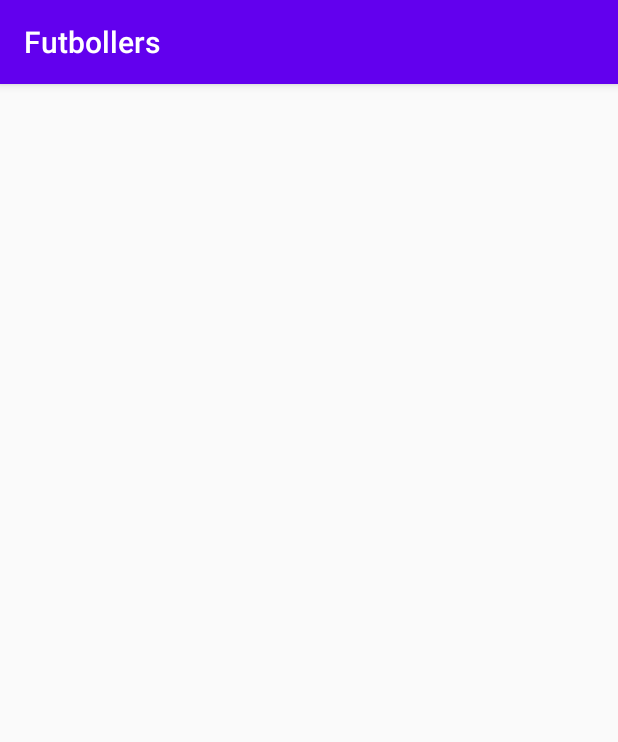
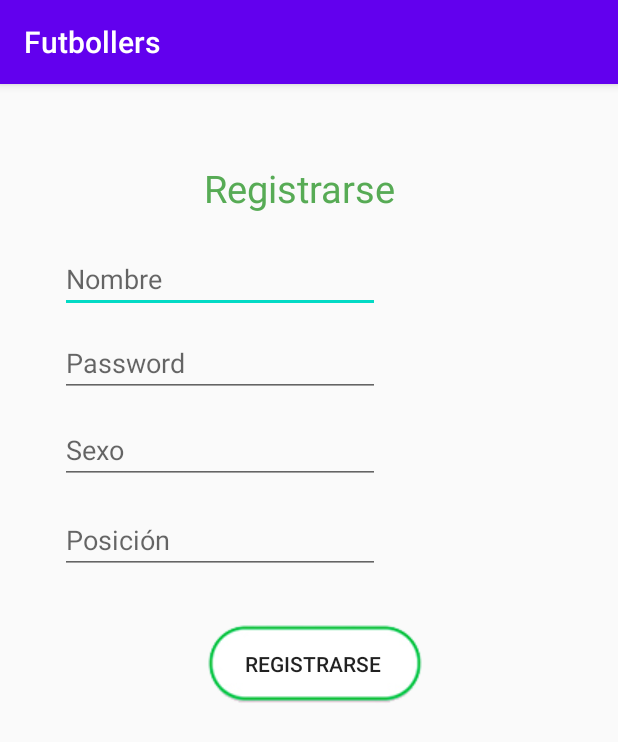
Before and after one commit to andylarquy/futbollers-android, an Android app: the SignUpActivity screen opened directly, with no data from a screen before it, on a phone screen of 412 x 824 dp. Shown: the top 742 px of the screen. Run offline under Robolectric (Android 15) with nearby library versions, the phone set to English and light mode, and no system bars; our stand-ins replace data binding; network calls fail.

Commit message:
Maquetado SignUp

```diff
--- a/app/src/main/java/ar/edu/unsam/proyecto/futbollers/activities/LoginActivity.kt
+++ b/app/src/main/java/ar/edu/unsam/proyecto/futbollers/activities/LoginActivity.kt
@@ -15,6 +15,7 @@ import androidx.databinding.DataBindingUtil
 import ar.edu.unsam.proyecto.futbollers.R
 import ar.edu.unsam.proyecto.futbollers.databinding.ActivityLoginBinding
 import ar.edu.unsam.proyecto.futbollers.services.LoginService
+
 
 class LoginActivity : AppCompatActivity() {
     var usuarioLogueado:Usuario = Usuario()
--- a/app/src/main/java/ar/edu/unsam/proyecto/futbollers/activities/SignUpActivity.kt
+++ b/app/src/main/java/ar/edu/unsam/proyecto/futbollers/activities/SignUpActivity.kt
@@ -1,17 +1,35 @@
 package ar.edu.unsam.proyecto.futbollers.activities
 
+import android.content.Intent
 import android.os.Bundle
+import android.widget.Toast
 import androidx.appcompat.app.AppCompatActivity
 import androidx.databinding.DataBindingUtil
 import ar.edu.unsam.proyecto.futbollers.R
 import ar.edu.unsam.proyecto.futbollers.databinding.ActivityLoginBinding
+import ar.edu.unsam.proyecto.futbollers.databinding.ActivitySignUpBinding
+import ar.edu.unsam.proyecto.futbollers.domain.Usuario
+import kotlinx.android.synthetic.main.activity_sign_up.*
 
 class SignUpActivity : AppCompatActivity() {
+
+    val usuarioNuevo: Usuario = Usuario()
 
     override fun onCreate(savedInstanceState: Bundle?) {
         super.onCreate(savedInstanceState)
         setContentView(R.layout.activity_sign_up)
-        //val binding: ActivityLoginBinding = DataBindingUtil.setContentView(this, R.layout.activity_sign_u)
+        val binding: ActivitySignUpBinding = DataBindingUtil.setContentView(this, R.layout.activity_sign_up)
+
+        binding.setUsuarioNuevo(usuarioNuevo)
+
+        btn_signUp.setOnClickListener(){
+            Toast.makeText(this@SignUpActivity, usuarioNuevo.nombre, Toast.LENGTH_LONG).show()
+
+        }
+
+    }
+
+
+
 
 }
-}
--- a/app/src/main/java/ar/edu/unsam/proyecto/futbollers/services/Constants.kt
+++ b/app/src/main/java/ar/edu/unsam/proyecto/futbollers/services/Constants.kt
@@ -4,5 +4,5 @@ object Constants {
      const val BASE_URL_MOCK = "https://my-json-server.typicode.com/andylarquy/mock-rest-api-futbollers"
 
      //INGRESAR IP DEL BACK
-     const val BASE_URL = "http://192.168.0.63:9000"
+     const val BASE_URL = "http://192.168.0.143:9000"
 }
--- a/app/src/main/res/layout/activity_sign_up.xml
+++ b/app/src/main/res/layout/activity_sign_up.xml
@@ -1,6 +1,112 @@
 <?xml version="1.0" encoding="utf-8"?>
+
+<layout xmlns:app="http://schemas.android.com/apk/res-auto"
+    xmlns:tools="http://schemas.android.com/tools"
+    xmlns:android="http://schemas.android.com/apk/res/android">
+
+    <data>
+        <variable name="usuarioNuevo" type="ar.edu.unsam.proyecto.futbollers.domain.Usuario" />
+    </data>
+
+
 <androidx.constraintlayout.widget.ConstraintLayout
-    xmlns:android="http://schemas.android.com/apk/res/android" android:layout_width="match_parent"
+    android:layout_width="match_parent"
     android:layout_height="match_parent">
 
+    <TextView
+        android:id="@+id/text_titulo_signUp"
+        android:layout_width="wrap_content"
+        android:layout_height="wrap_content"
+        android:layout_marginTop="52dp"
+        android:layout_marginEnd="148dp"
+        android:layout_marginRight="148dp"
+        android:text="@string/text_titulo_signUp"
+        android:textColor="#57ab55"
+        android:textSize="25dp"
+        app:layout_constraintEnd_toEndOf="parent"
+        app:layout_constraintTop_toTopOf="parent" />
+
+    <EditText
+        android:id="@+id/input_nombre"
+        android:layout_width="wrap_content"
+        android:layout_height="wrap_content"
+        android:layout_marginStart="40dp"
+        android:layout_marginLeft="40dp"
+        android:layout_marginBottom="16dp"
+        android:autofillHints=""
+        android:ems="10"
+        android:hint="@string/input_nombre"
+        android:inputType="textEmailAddress"
+        android:text="@={usuarioNuevo.nombre}"
+        app:layout_constraintBottom_toBottomOf="parent"
+        app:layout_constraintStart_toStartOf="parent"
+        app:layout_constraintTop_toTopOf="parent"
+        app:layout_constraintVertical_bias="0.152" />
+
+    <EditText
+        android:id="@+id/input_password"
+        android:layout_width="wrap_content"
+        android:layout_height="wrap_content"
+        android:layout_marginBottom="16dp"
+        android:autofillHints=""
+        android:ems="10"
+        android:hint="@string/input_password"
+        android:inputType="textPassword"
+        android:text="@={usuarioNuevo.password}"
+        app:layout_constraintBottom_toBottomOf="parent"
+        app:layout_constraintEnd_toEndOf="parent"
+        app:layout_constraintHorizontal_bias="0.202"
+        app:layout_constraintStart_toStartOf="parent"
+        app:layout_constraintTop_toTopOf="parent"
+        app:layout_constraintVertical_bias="0.231" />
+
+
+    <EditText
+        android:id="@+id/input_sexo"
+        android:layout_width="wrap_content"
+        android:layout_height="wrap_content"
+        android:layout_marginBottom="16dp"
+        android:autofillHints=""
+        android:ems="10"
+        android:hint="@string/input_sexo"
+        android:inputType="text"
+        android:text="@={usuarioNuevo.sexo}"
+        app:layout_constraintBottom_toBottomOf="parent"
+        app:layout_constraintEnd_toEndOf="parent"
+        app:layout_constraintHorizontal_bias="0.202"
+        app:layout_constraintStart_toStartOf="parent"
+        app:layout_constraintTop_toTopOf="parent"
+        app:layout_constraintVertical_bias="0.313" />
+
+    <EditText
+        android:id="@+id/input_posicion"
+        android:layout_width="wrap_content"
+        android:layout_height="wrap_content"
+        android:layout_marginBottom="16dp"
+        android:autofillHints=""
+        android:ems="10"
+        android:hint="@string/input_posicion"
+        android:inputType="text"
+        android:text="@={usuarioNuevo.posicion}"
+        app:layout_constraintBottom_toBottomOf="parent"
+        app:layout_constraintEnd_toEndOf="parent"
+        app:layout_constraintHorizontal_bias="0.202"
+        app:layout_constraintStart_toStartOf="parent"
+        app:layout_constraintTop_toTopOf="parent"
+        app:layout_constraintVertical_bias="0.398" />
+
+    <Button
+        android:id="@+id/btn_signUp"
+        android:layout_width="wrap_content"
+        android:layout_height="wrap_content"
+        android:layout_marginStart="132dp"
+        android:layout_marginLeft="132dp"
+        android:layout_marginTop="356dp"
+        android:background="@drawable/btn_primary_outline"
+        android:text="@string/submit_signUp"
+        app:layout_constraintStart_toStartOf="parent"
+        app:layout_constraintTop_toTopOf="parent" />
+
+
 </androidx.constraintlayout.widget.ConstraintLayout>
+    </layout>
--- a/app/src/main/res/values/strings.xml
+++ b/app/src/main/res/values/strings.xml
@@ -4,4 +4,16 @@
     <string name="input_password">Password</string>
     <string name="submit_login">Login</string>
     <string name="text_signUp"> <u>Sign Up</u> </string>
+
+    <!-- Pantalla de sign up -->
+
+    <string name="text_titulo_signUp">Registrarse</string>
+    <string name="input_nombre">Nombre</string>
+    <string name="input_sexo">Sexo</string>
+    <string name="input_posicion">Posición</string>
+    <string name="submit_signUp">Registrarse</string>
+
+
+
+
 </resources>
--- a/app/src/main/res/xml/network_security_config.xml
+++ b/app/src/main/res/xml/network_security_config.xml
@@ -3,6 +3,6 @@
     <domain-config cleartextTrafficPermitted="true">
         <domain includeSubdomains="true">https://my-json-server.typicode.com/andylarquy/rest-api-futbollers</domain>
         <domain includeSubdomains="true">https://my-json-server.typicode.com</domain>
-        <domain includeSubdomains="true">192.168.0.63</domain>
+        <domain includeSubdomains="true">192.168.0.143</domain>
     </domain-config>
 </network-security-config>
```
